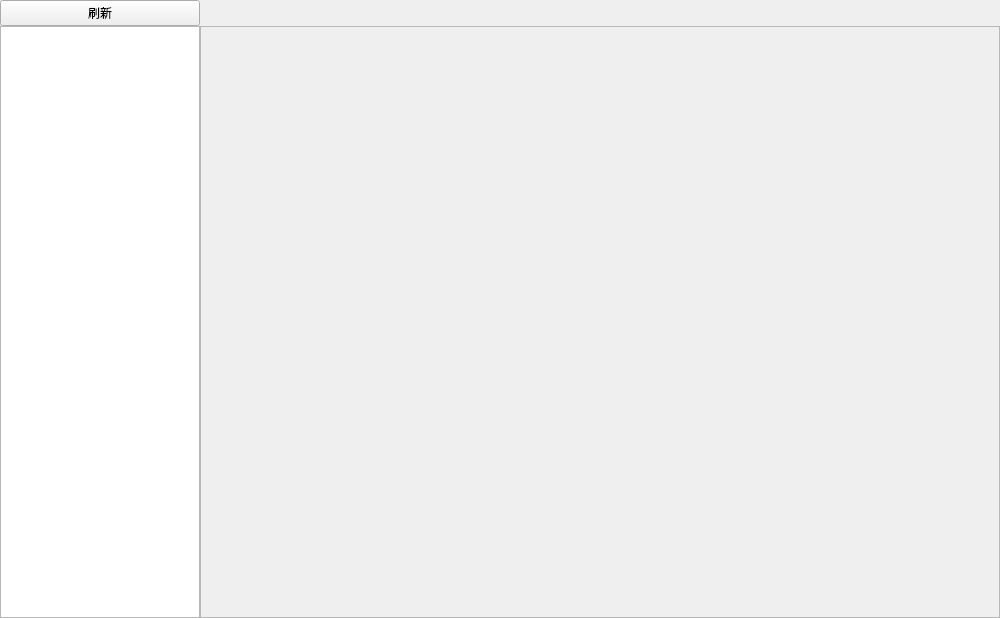
Before: the Qt Designer form System/Setting/SettingWidget.ui in 1604042736/FMCL, drawn with Qt 5.
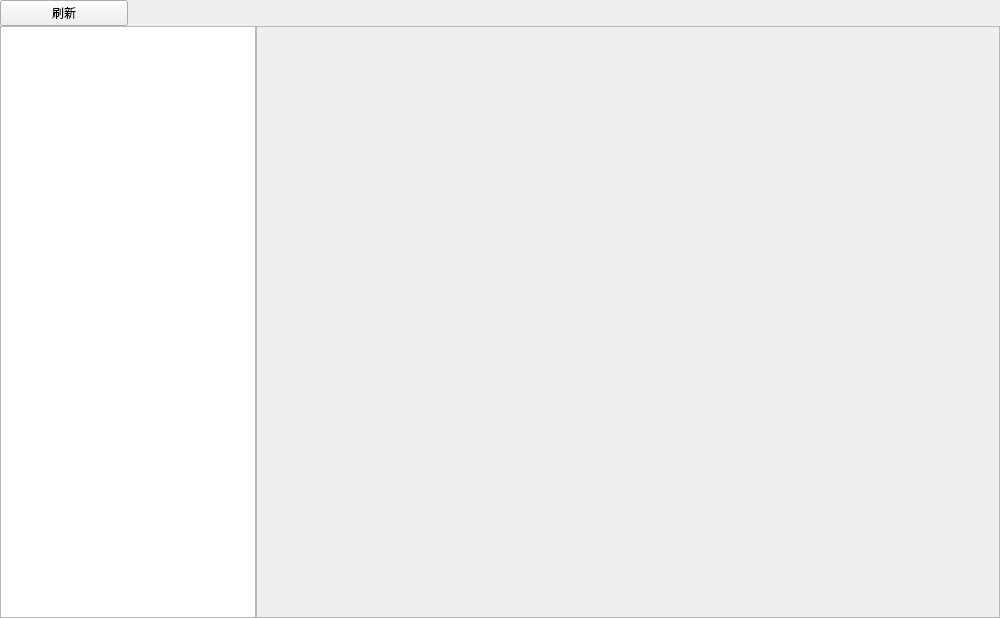
After: the same form once the commit is applied.

```diff
--- a/System/Setting/SettingWidget.ui
+++ b/System/Setting/SettingWidget.ui
@@ -36,7 +36,7 @@
      </property>
     </widget>
    </item>
-   <item row="1" column="1">
+   <item row="1" column="2">
     <widget class="QScrollArea" name="sa_setting">
      <property name="widgetResizable">
       <bool>true</bool>
@@ -46,7 +46,7 @@
        <rect>
         <x>0</x>
         <y>0</y>
-        <width>798</width>
+        <width>742</width>
         <height>593</height>
        </rect>
       </property>
@@ -88,11 +88,11 @@
      </widget>
     </widget>
    </item>
-   <item row="1" column="0">
+   <item row="1" column="0" colspan="2">
     <widget class="QTreeWidget" name="tw_setting">
      <property name="maximumSize">
       <size>
-       <width>200</width>
+       <width>16777215</width>
        <height>16777215</height>
       </size>
      </property>
```
